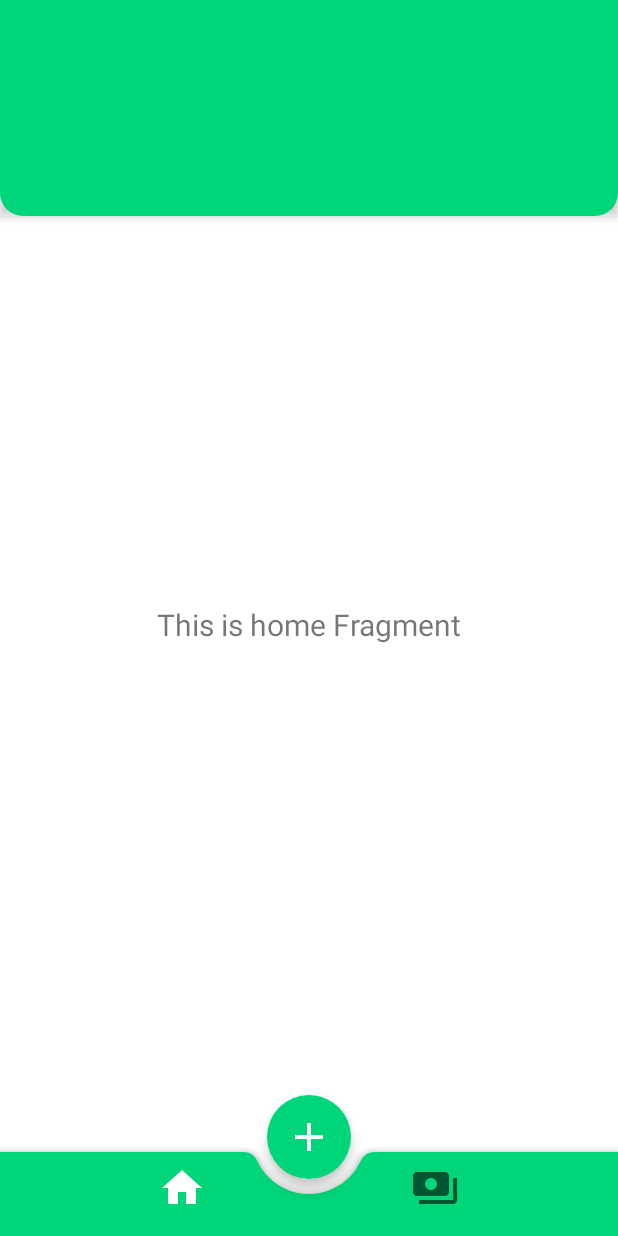
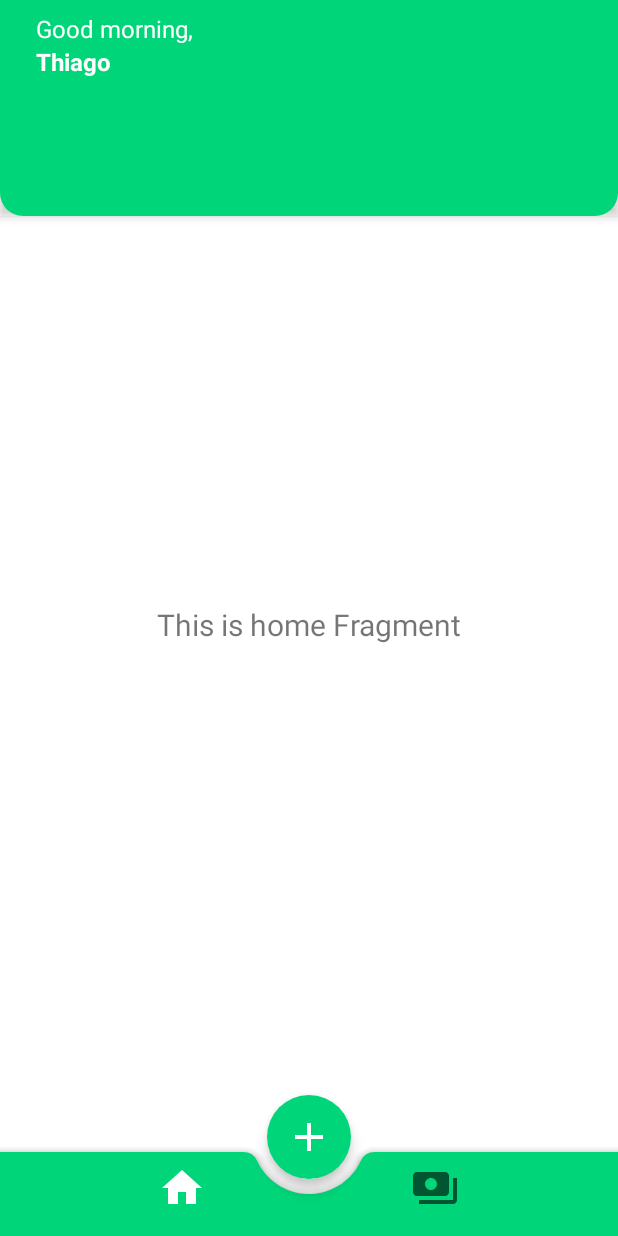
Before and after one commit to thiaagodev/Finn, an Android app: the screen it shows after launch (MainActivity), on a phone screen of 412 x 824 dp. Run offline under Robolectric (Android 15) with nearby library versions, the phone set to English and light mode, and no system bars; our stand-ins replace navigation-ui.

Commit message:
welcome message

```diff
--- a/app/src/main/java/com/thiaagodev/finn/ui/HomeFragment.kt
+++ b/app/src/main/java/com/thiaagodev/finn/ui/HomeFragment.kt
@@ -1,5 +1,6 @@
 package com.thiaagodev.finn.ui
 
+import android.icu.util.Calendar
 import android.os.Bundle
 import android.view.LayoutInflater
 import android.view.View
@@ -7,8 +8,10 @@ import android.view.ViewGroup
 import android.widget.TextView
 import androidx.fragment.app.Fragment
 import androidx.lifecycle.ViewModelProvider
+import com.thiaagodev.finn.R
 import com.thiaagodev.finn.databinding.FragmentHomeBinding
 import com.thiaagodev.finn.viewmodel.HomeViewModel
+import java.text.SimpleDateFormat
 
 class HomeFragment : Fragment() {
 
@@ -29,7 +32,6 @@ class HomeFragment : Fragment() {
         _binding = FragmentHomeBinding.inflate(inflater, container, false)
         val root: View = binding.root
 
-
         val textView: TextView = binding.textHome
         homeViewModel.text.observe(viewLifecycleOwner) {
             textView.text = it
@@ -37,6 +39,16 @@ class HomeFragment : Fragment() {
         return root
     }
 
+    override fun onResume() {
+        super.onResume()
+
+        val hourOfDay =  SimpleDateFormat.getDateTimeInstance().calendar.get(11)
+        val welcomeString = if (hourOfDay <= 12) getString(R.string.good_morning) else if(hourOfDay in 13..17) getString(R.string.good_afternoon) else getString(R.string.good_evening)
+
+        binding.textWelcomeMessage.text = welcomeString
+
+    }
+
     override fun onDestroyView() {
         super.onDestroyView()
         _binding = null
--- a/app/src/main/res/layout/fragment_home.xml
+++ b/app/src/main/res/layout/fragment_home.xml
@@ -18,7 +18,39 @@
             android:id="@+id/toolbar"
             android:layout_width="match_parent"
             android:layout_height="144dp"
-            />
+            >
+
+            <androidx.constraintlayout.widget.ConstraintLayout
+                android:layout_width="match_parent"
+                android:layout_height="match_parent"
+                android:padding="8dp"
+                >
+
+                <TextView
+                    android:id="@+id/text_welcome_message"
+                    android:layout_width="wrap_content"
+                    android:layout_height="wrap_content"
+                    app:layout_constraintTop_toTopOf="parent"
+                    app:layout_constraintStart_toStartOf="parent"
+                    android:text="@string/good_evening"
+                    android:textColor="@color/white"
+                    android:textSize="16sp"
+                    />
+                <TextView
+                    android:id="@+id/text_user_name"
+                    android:layout_width="wrap_content"
+                    android:layout_height="wrap_content"
+                    app:layout_constraintTop_toBottomOf="@+id/text_welcome_message"
+                    app:layout_constraintStart_toStartOf="@+id/text_welcome_message"
+                    android:text="@string/user_name"
+                    android:textStyle="bold"
+                    android:textColor="@color/white"
+                    android:textSize="16sp"
+                    />
+
+            </androidx.constraintlayout.widget.ConstraintLayout>
+
+        </androidx.appcompat.widget.Toolbar>
 
     </com.google.android.material.appbar.AppBarLayout>
 
--- a/app/src/main/res/values/strings.xml
+++ b/app/src/main/res/values/strings.xml
@@ -2,4 +2,8 @@
     <string name="app_name">Finn</string>
     <string name="title_home">Home</string>
     <string name="title_cash_flow">Cash Flow</string>
+    <string name="good_morning">Good morning,</string>
+    <string name="good_afternoon">Good afternoon,</string>
+    <string name="good_evening">Good evening,</string>
+    <string name="user_name">Thiago</string>
 </resources>
```
